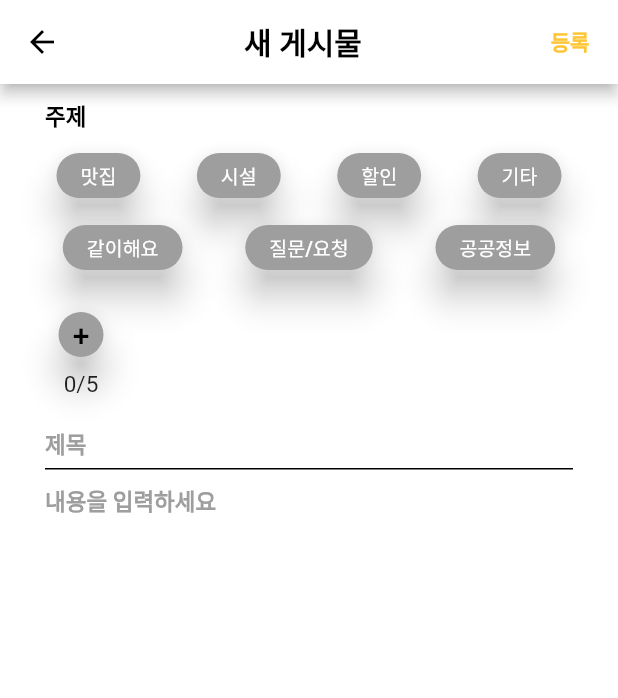
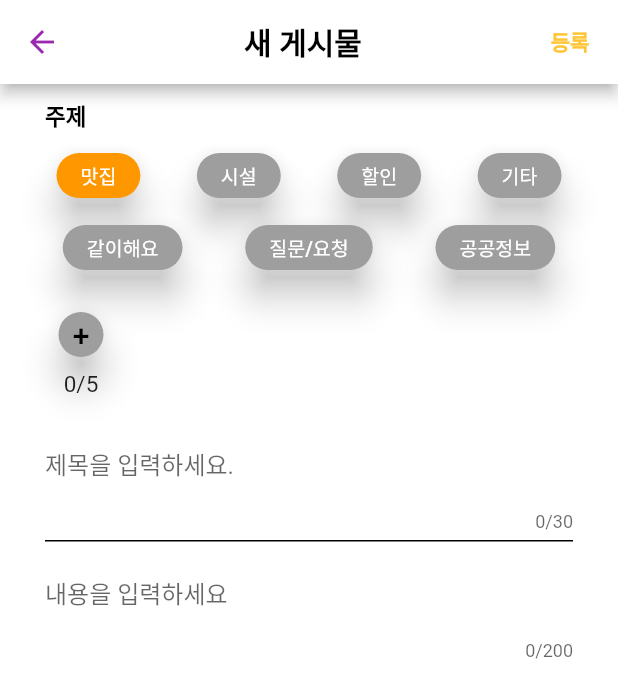
Before and after one commit to SchrodingerLivingAlone/Schrodinger-client, a Flutter app: the PostPage screen opened by its route, after a tap on "맛집", on a phone screen of 412 x 824 dp. Shown: the top 698 px of the screen. Run offline on Flutter 3.47's test engine with Material 2 defaults, Android fonts, the phone set to English and light mode, and no system bars.

Commit message:
feat: 기본 ui 완성

```diff
--- a/lib/post_page.dart
+++ b/lib/post_page.dart
@@ -1,10 +1,11 @@
 import 'package:flutter/material.dart';
 import 'package:schrodinger_client/style.dart';
 
-//1.주제 누르면 하나만 선택되게 (색바꾸기)
-//2.주제, 내용 입력받기
-//3.이미지 GridView 갯수만큼만 띄우기
-//4.장소
+//1.등록하면 글 객체 생성
+//2.이미지 GridView 갯수만큼만 띄우기
+//3.장소
+
+enum Issue {Restaurant, Facility, Discount, Etc, Together, Ask, PublicInfo}
 
 class PostPage extends StatefulWidget {
   const PostPage({super.key});
@@ -15,15 +16,35 @@ class PostPage extends StatefulWidget {
 
 class _PostPageState extends State<PostPage> {
 
+  Issue _issue = Issue.Restaurant;
+  String selectedButton = 'Button 1';
 
+  final _titleController = TextEditingController();
+  final _contentController = TextEditingController();
+
+  void selectButton(String buttonName) {
+    setState(() {
+      selectedButton = buttonName;
+    });
+  }
+  Color getButtonColor(String buttonName) {
+    return selectedButton == buttonName ? Colors.orange : Colors.grey;
+  }
 
   @override
   Widget build(BuildContext context) {
     return Scaffold(
       appBar: AppBar(
-        iconTheme: const IconThemeData(
+            iconTheme: const IconThemeData(
             color: Colors.black
         ),
+        leading:  IconButton(
+          onPressed: () {
+            showExitConfirmationDialog(context);
+
+          },
+          color: Colors.purple,
+          icon: Icon(Icons.arrow_back)),
         backgroundColor: Colors.white,
         title: const Center(
             child: Text('새 게시물', style: TextStyle(color: Colors.black, fontWeight: FontWeight.bold))),
@@ -63,32 +84,49 @@ class _PostPageState extends State<PostPage> {
             Row(
               mainAxisAlignment: MainAxisAlignment.spaceEvenly,
               children: [
-                ElevatedButton(onPressed: (){},
+                ElevatedButton(onPressed: (){
+                    selectButton('Button 1');
+                    _issue = Issue.Restaurant;
+                  },
                     style: ElevatedButton.styleFrom(
                         shape: RoundedRectangleBorder(borderRadius: BorderRadius.circular(30)),
                         minimumSize: Size(30, 30),
-                        primary: Colors.grey, elevation: 10),
+                        primary: getButtonColor('Button 1'),
+                        elevation: 10
+                    ),
                     child: Text('맛집', style: TextStyle(fontSize: 13),)
                 ),
-                ElevatedButton(onPressed: (){},
+                ElevatedButton(onPressed: (){
+                  selectButton('Button 2');
+                  _issue = Issue.Facility;
+                },
                     style: ElevatedButton.styleFrom(
                         shape: RoundedRectangleBorder(borderRadius: BorderRadius.circular(30)),
                         minimumSize: Size(30, 30),
-                        primary: Colors.grey, elevation: 10),
+                        primary: getButtonColor('Button 2'),
+                        elevation: 10),
                     child: Text('시설', style: TextStyle(fontSize: 13),)
                 ),
-                ElevatedButton(onPressed: (){},
+                ElevatedButton(onPressed: (){
+                  selectButton('Button 3');
+                  _issue = Issue.Discount;
+                },
                     style: ElevatedButton.styleFrom(
                         shape: RoundedRectangleBorder(borderRadius: BorderRadius.circular(30)),
                         minimumSize: Size(30, 30),
-                        primary: Colors.grey, elevation: 10),
+                        primary: getButtonColor('Button 3'),
+                        elevation: 10),
                     child: Text('할인', style: TextStyle(fontSize: 13),)
                 ),
-                ElevatedButton(onPressed: (){},
+                ElevatedButton(onPressed: (){
+                  selectButton('Button 4');
+                  _issue = Issue.Etc;
+                  },
                     style: ElevatedButton.styleFrom(
                         shape: RoundedRectangleBorder(borderRadius: BorderRadius.circular(30)),
                         minimumSize: Size(30, 30),
-                        primary: Colors.grey, elevation: 10),
+                        primary: getButtonColor('Button 4'),
+                        elevation: 10),
                     child: Text('기타', style: TextStyle(fontSize: 13),)
                 ),
               ],
@@ -96,25 +134,37 @@ class _PostPageState extends State<PostPage> {
             Row(
               mainAxisAlignment: MainAxisAlignment.spaceEvenly,
               children: [
-                ElevatedButton(onPressed: (){},
+                ElevatedButton(onPressed: (){
+                  selectButton('Button 5');
+                  _issue = Issue.Together;
+                },
                     style: ElevatedButton.styleFrom(
                         shape: RoundedRectangleBorder(borderRadius: BorderRadius.circular(30)),
                         minimumSize: Size(30, 30),
-                        primary: Colors.grey, elevation: 10),
+                        primary: getButtonColor('Button 5'),
+                        elevation: 10),
                     child: Text('같이해요', style: TextStyle(fontSize: 13),)
                 ),
-                ElevatedButton(onPressed: (){},
+                ElevatedButton(onPressed: (){
+                  selectButton('Button 6');
+                  _issue = Issue.Ask;
+                },
                     style: ElevatedButton.styleFrom(
                         shape: RoundedRectangleBorder(borderRadius: BorderRadius.circular(30)),
                         minimumSize: Size(30, 30),
-                        primary: Colors.grey, elevation: 10),
+                        primary: getButtonColor('Button 6'),
+                        elevation: 10),
                     child: Text('질문/요청', style: TextStyle(fontSize: 13),)
                 ),
-                ElevatedButton(onPressed: (){},
+                ElevatedButton(onPressed: (){
+                  selectButton('Button 7');
+                  _issue = Issue.PublicInfo;
+                },
                     style: ElevatedButton.styleFrom(
                         shape: RoundedRectangleBorder(borderRadius: BorderRadius.circular(30)),
                         minimumSize: Size(30, 30),
-                        primary: Colors.grey, elevation: 10),
+                        primary: getButtonColor('Button 7'),
+                        elevation: 10),
                     child: Text('공공정보', style: TextStyle(fontSize: 13),)
                 ),
               ],
@@ -144,9 +194,17 @@ class _PostPageState extends State<PostPage> {
               ),
             ),
             Padding(
-              padding: const EdgeInsets.fromLTRB(30, 10, 0, 5),
+              padding: const EdgeInsets.fromLTRB(30, 10, 30, 5),
               child: Container(
-                child: Text('제목', style: TextStyle(fontSize: 15,color: Colors.grey, fontWeight: FontWeight.bold)),
+                child: TextField(
+                  maxLines: null,
+                  maxLength: 30,
+                  decoration: InputDecoration(
+                    border: InputBorder.none,
+                    hintText: '제목을 입력하세요.'
+                  ),
+                  controller: _titleController,
+                ),
               ),
             ),
             Padding(
@@ -156,9 +214,17 @@ class _PostPageState extends State<PostPage> {
                 color:Colors.black,),
             ),
             Padding(
-              padding: const EdgeInsets.fromLTRB(30, 10, 0, 5),
+              padding: const EdgeInsets.fromLTRB(30, 10, 30, 5),
               child: Container(
-                child: Text('내용을 입력하세요', style: TextStyle(fontSize: 15,color: Colors.grey, fontWeight: FontWeight.bold)),
+                child: TextField(
+                  maxLines: null,
+                  maxLength: 200,
+                  decoration: InputDecoration(
+                    border: InputBorder.none,
+                    hintText: '내용을 입력하세요',
+                  ),
+                  controller: _contentController,
+                ),
               ),
             ),
           ],//children
@@ -167,3 +233,22 @@ class _PostPageState extends State<PostPage> {
     );
   }
 }
+
+Future<bool?> showExitConfirmationDialog(BuildContext context) async {
+  return showDialog<bool?>(
+    context: context,
+    builder: (context) => AlertDialog(
+      content: Text('작성중인 글을 취소하시겠습니까?\n작성 취소 시, 작성된 글은 저장되지 않습니다.', style: TextStyle(fontSize: 15),),
+      actions: <Widget>[
+        TextButton(
+          onPressed: () => Navigator.of(context).pop(false),
+          child: Text('계속 작성', style: TextStyle(color: Colors.blue),),
+        ),
+        TextButton(
+          onPressed: () => Navigator.of(context, rootNavigator: true).pop(true),
+          child: Text('작성 취소', style: TextStyle(color: Colors.red),),
+        ),
+      ],
+    ),
+  );
+}
```
